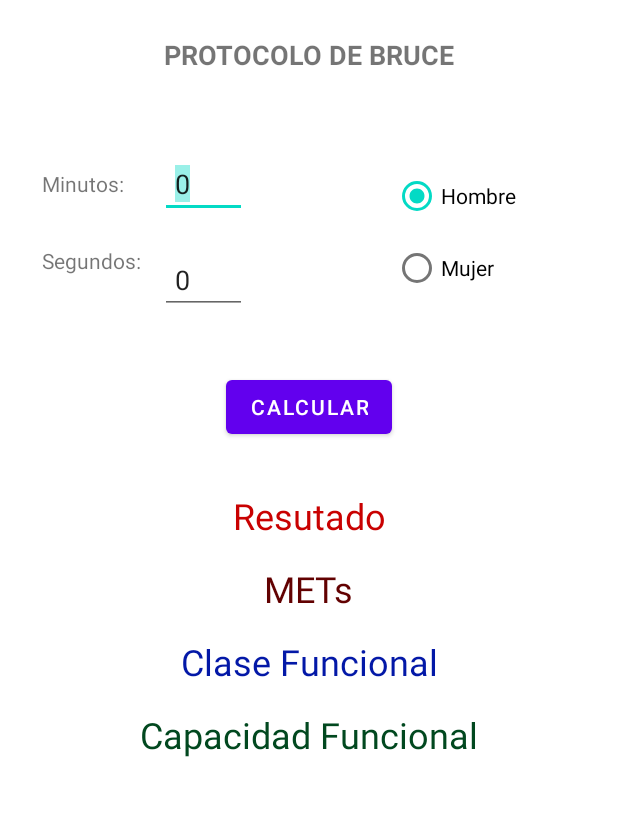
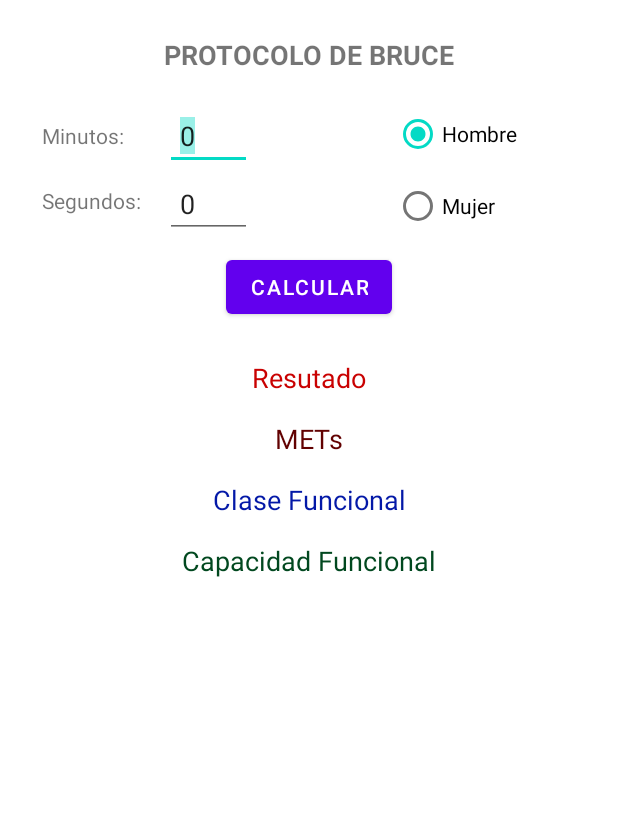
Before and after one commit to JoseRa10679/VO2, an Android app: the screen it shows after launch (MainActivity), on a phone screen of 412 x 824 dp, the part 84-900 px from its top. Run offline under Robolectric (Android 15) with nearby library versions, the phone set to English and light mode, and no system bars; libraries missing offline, so code that uses them is left out: net.yslibrary.android; Roboto replaces fonts that are not available here.

Commit message:
Primera copia respaldo

```diff
--- a/app/src/main/java/com/example/vo2/models/Calculos.kt
+++ b/app/src/main/java/com/example/vo2/models/Calculos.kt
@@ -60,7 +60,7 @@ class Calculos {
     fun capacidad_F(cf: String): String{
         return when{
             cf.toDouble()<4.5 -> cf_baja
-            cf.toDouble()>=4.5 && cf.toDouble()<=6 -> cf_intermedia
+            cf.toDouble() in 4.5..6.0 -> cf_intermedia
             else -> cf_alta
         }
     }
--- a/app/src/main/res/layout/activity_main.xml
+++ b/app/src/main/res/layout/activity_main.xml
@@ -21,8 +21,8 @@
         <TextView
             android:layout_width="match_parent"
             android:layout_height="match_parent"
+            android:layout_marginEnd="16dp"
             android:fontFamily="@font/amarante"
-            android:layout_marginEnd="16dp"
             android:gravity="center"
             android:text="@string/app_name"
             android:textAppearance="@style/Toolbar.TitleText"
@@ -86,7 +86,7 @@
         android:id="@+id/textView4"
         android:layout_width="0dp"
         android:layout_height="wrap_content"
-        android:layout_marginTop="64dp"
+        android:layout_marginTop="32dp"
         android:text="@string/minutos"
         app:layout_constraintStart_toStartOf="@+id/guideline"
         app:layout_constraintTop_toBottomOf="@+id/textView" />
@@ -95,9 +95,9 @@
         android:id="@+id/editTextMinutos"
         android:layout_width="58dp"
         android:layout_height="wrap_content"
-        android:layout_marginStart="24dp"
         android:ems="10"
         android:hint="@string/_00"
+        android:importantForAutofill="no"
         android:inputType="number"
         android:maxLength="2"
         android:paddingStart="10dp"
@@ -107,22 +107,14 @@
         android:text="@string/_0"
         app:layout_constraintBottom_toBottomOf="@+id/textView4"
         app:layout_constraintStart_toEndOf="@+id/textView4"
-        app:layout_constraintTop_toTopOf="@+id/textView4"
-        android:importantForAutofill="no" />
-
-    <TextView
-        android:id="@+id/textView5"
-        android:layout_width="0dp"
-        android:layout_height="wrap_content"
-        android:layout_marginTop="32dp"
-        android:text="@string/segundos"
-        app:layout_constraintStart_toStartOf="@+id/guideline"
-        app:layout_constraintTop_toBottomOf="@+id/textView4" />
+        app:layout_constraintStart_toStartOf="@+id/editTextSegundos"
+        app:layout_constraintTop_toTopOf="@+id/textView4" />
 
     <EditText
         android:id="@+id/editTextSegundos"
         android:layout_width="58dp"
         android:layout_height="wrap_content"
+        android:layout_marginStart="16dp"
         android:ems="10"
         android:importantForAutofill="no"
         android:inputType="number"
@@ -132,19 +124,26 @@
         android:selectAllOnFocus="true"
         android:text="@string/_0"
         android:textIsSelectable="true"
-        app:layout_constraintBottom_toBottomOf="@+id/textView5"
-        app:layout_constraintEnd_toEndOf="@+id/editTextMinutos"
-        app:layout_constraintHorizontal_bias="1.0"
-        app:layout_constraintStart_toStartOf="@+id/editTextMinutos"
-        app:layout_constraintTop_toTopOf="@+id/textView5"
+        app:layout_constraintBottom_toTopOf="@+id/button"
+        app:layout_constraintStart_toEndOf="@+id/textView5"
+        app:layout_constraintTop_toBottomOf="@+id/editTextMinutos"
         app:layout_constraintVertical_bias="0.0"
         tools:ignore="LabelFor" />
+
+    <TextView
+        android:id="@+id/textView5"
+        android:layout_width="0dp"
+        android:layout_height="wrap_content"
+        android:layout_marginTop="24dp"
+        android:text="@string/segundos"
+        app:layout_constraintStart_toStartOf="@+id/guideline"
+        app:layout_constraintTop_toBottomOf="@+id/textView4" />
 
     <Button
         android:id="@+id/button"
         android:layout_width="wrap_content"
         android:layout_height="wrap_content"
-        android:layout_marginTop="64dp"
+        android:layout_marginTop="24dp"
         android:text="@string/calcular"
         app:layout_constraintEnd_toEndOf="parent"
         app:layout_constraintStart_toStartOf="parent"
@@ -154,11 +153,11 @@
         android:id="@+id/textViewResultado"
         android:layout_width="wrap_content"
         android:layout_height="wrap_content"
-        android:layout_marginTop="32dp"
+        android:layout_marginTop="24dp"
         android:fontFamily="@font/amarante"
         android:text="@string/resutado"
         android:textColor="#C90101"
-        android:textSize="24sp"
+        android:textSize="18sp"
         app:layout_constraintEnd_toEndOf="parent"
         app:layout_constraintStart_toStartOf="parent"
         app:layout_constraintTop_toBottomOf="@+id/button" />
@@ -171,7 +170,7 @@
         android:fontFamily="@font/amarante"
         android:text="@string/mets"
         android:textColor="#620101"
-        android:textSize="24sp"
+        android:textSize="18sp"
         app:layout_constraintEnd_toEndOf="parent"
         app:layout_constraintStart_toStartOf="parent"
         app:layout_constraintTop_toBottomOf="@+id/textViewResultado" />
@@ -184,7 +183,7 @@
         android:fontFamily="@font/amarante"
         android:text="@string/clase_funcional"
         android:textColor="#0318A7"
-        android:textSize="24sp"
+        android:textSize="18sp"
         app:layout_constraintEnd_toEndOf="parent"
         app:layout_constraintStart_toStartOf="parent"
         app:layout_constraintTop_toBottomOf="@+id/textViewResultado2" />
@@ -197,7 +196,7 @@
         android:fontFamily="@font/amarante"
         android:text="@string/capacidad_funcional"
         android:textColor="#01481F"
-        android:textSize="24sp"
+        android:textSize="18sp"
         app:layout_constraintEnd_toEndOf="parent"
         app:layout_constraintStart_toStartOf="parent"
         app:layout_constraintTop_toBottomOf="@+id/textViewClaseF" />
```
